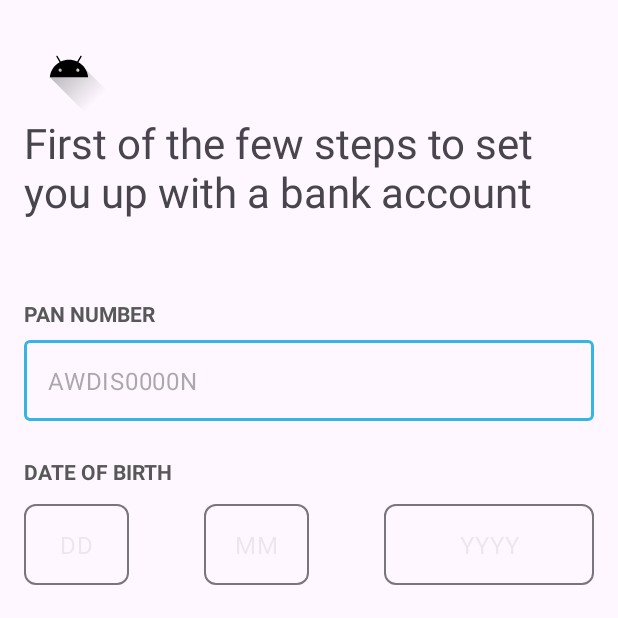
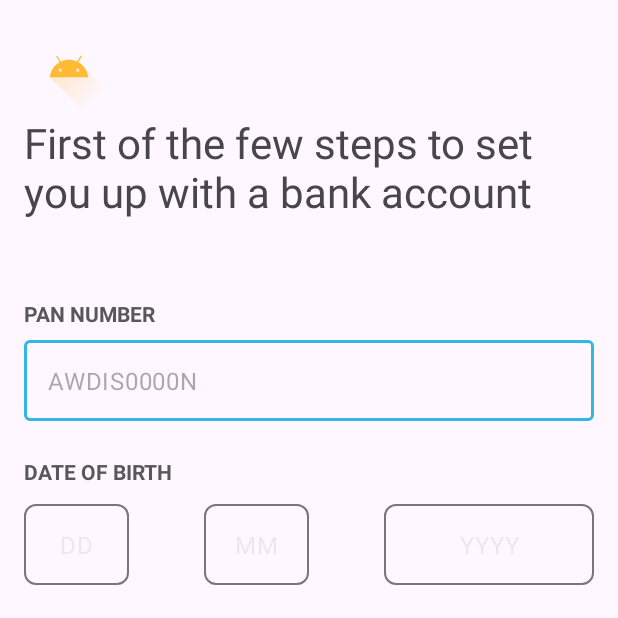
Before and after one commit to aalaprawat/LoginScreen, an Android app: the screen it shows after launch (MainActivity), on a phone screen of 412 x 824 dp, the top half of it. Run offline under Robolectric (Android 15) with nearby library versions, the phone set to English and light mode, and no system bars; our stand-ins replace Dagger/Hilt's generated code, navigation-ui; libraries missing offline, so code that uses them is left out: androidx.datastore, androidx.datastore.preferences; Roboto replaces fonts that are not available here; 2 statements that could not run were skipped.

Commit message:
changed icon tint

```diff
--- a/app/src/main/res/layout/fragment_login.xml
+++ b/app/src/main/res/layout/fragment_login.xml
@@ -22,7 +22,7 @@
             android:src="@drawable/ic_launcher_foreground"
             app:layout_constraintStart_toStartOf="parent"
             app:layout_constraintTop_toTopOf="parent"
-            app:tint="@color/black" />
+            app:tint="@android:color/holo_orange_light" />
 
         <TextView
             android:id="@+id/textView"
```
